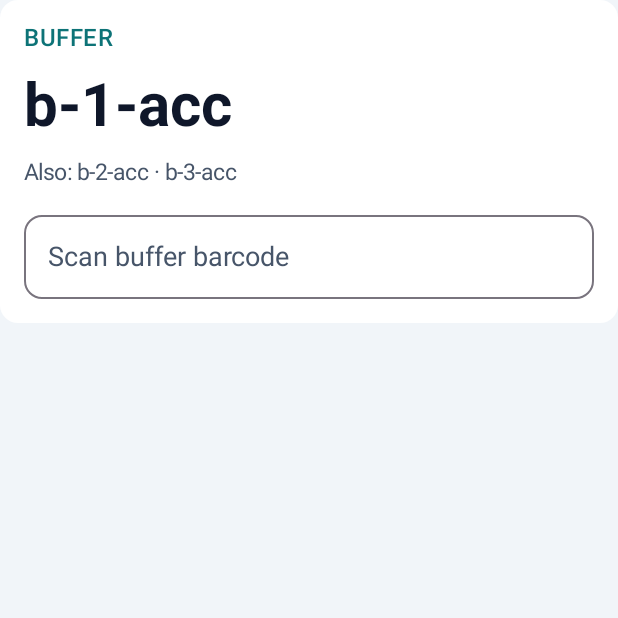
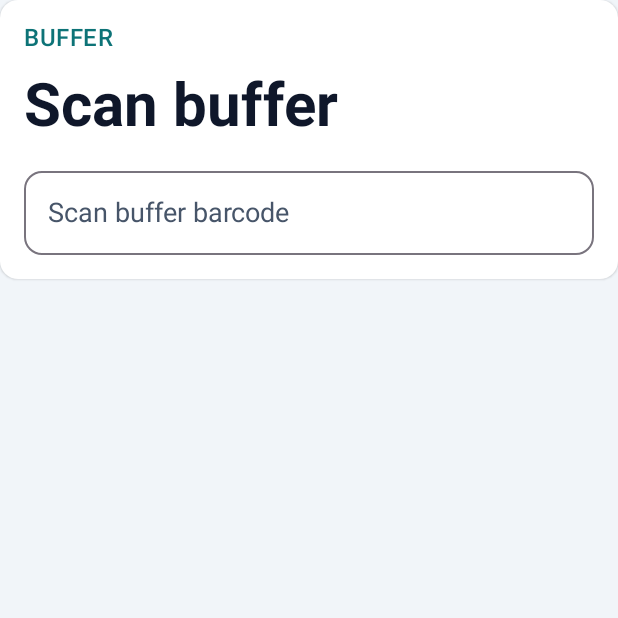
Before and after one commit to Skalych/WMS-pl, an Android app built with Jetpack Compose: the composable BufferStep called with empty values, on a phone screen of 412 x 824 dp, the top half of it. Run offline under Robolectric (Android 15) with nearby library versions, the light colour scheme and no system bars; network calls fail; 2 statements that could not run were skipped.

Commit message:
fix: show neutral buffer scan prompt on terminal
Remove hardcoded buffer codes from the picking buffer step.

```diff
--- a/android/app/src/main/java/com/wms/terminal/ui/TerminalScreens.kt
+++ b/android/app/src/main/java/com/wms/terminal/ui/TerminalScreens.kt
@@ -498,12 +498,7 @@ private fun QuantityStep(
 private fun BufferStep(scanKey: String, onScan: (String) -> Unit) {
     StepCard {
         StepLabel("Buffer")
-        MainValue("b-1-acc")
-        Text(
-            "Also: b-2-acc · b-3-acc",
-            style = MaterialTheme.typography.bodyMedium,
-            color = MaterialTheme.colorScheme.onSurfaceVariant,
-        )
+        MainValue("Scan buffer")
         ScanInput(scanKey = scanKey, label = "Scan buffer barcode", onSubmit = onScan)
     }
 }
```
